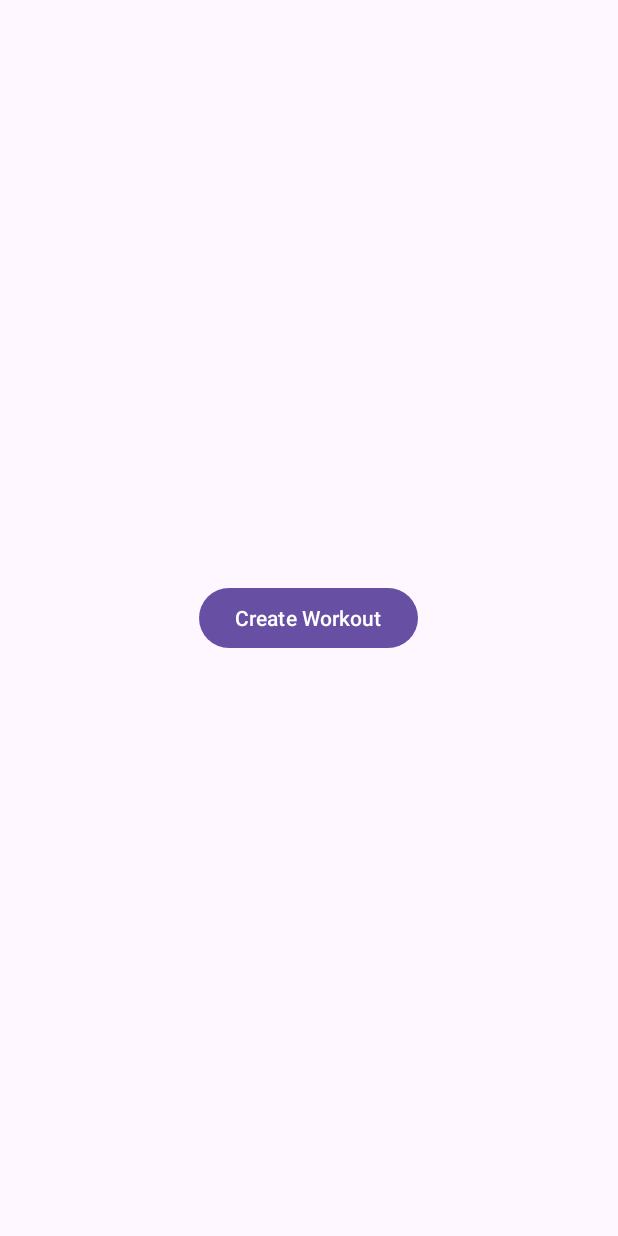
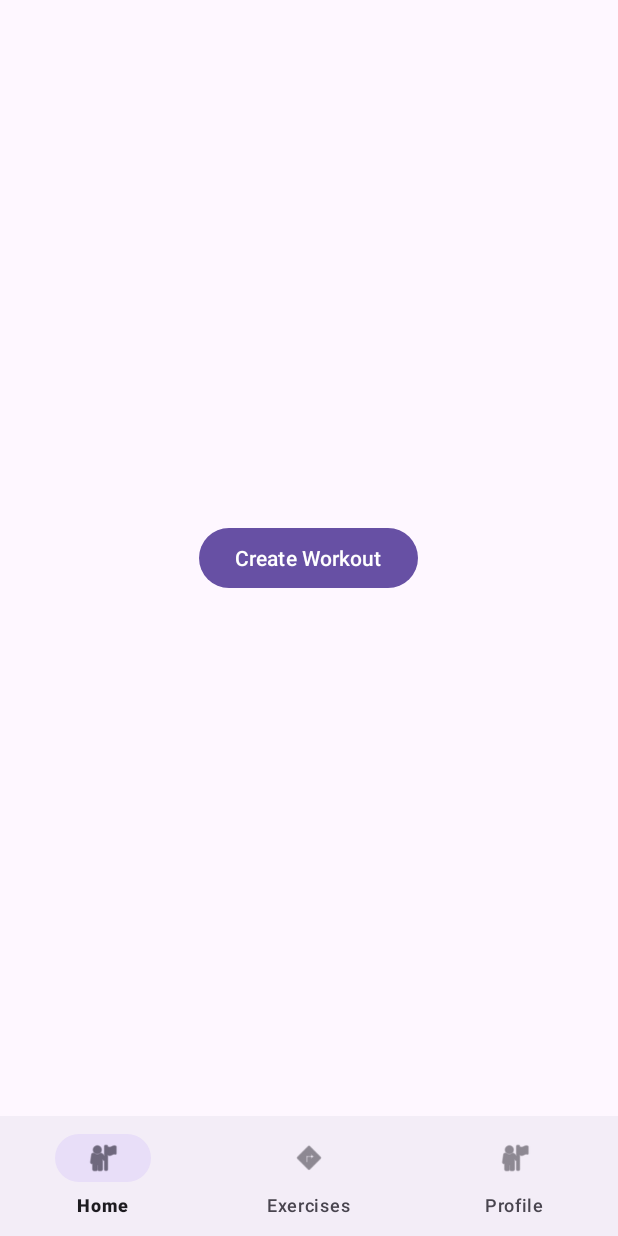
Before and after one commit to zeesshhh0/gym_workout_app, an Android app: the screen it shows after launch (MainActivity before the commit, HomeActivity after it), on a phone screen of 412 x 824 dp. Run offline under Robolectric (Android 15) with nearby library versions, the phone set to English and light mode, and no system bars.

Commit message:
Bottom Navigation is added

```diff
--- a/app/src/main/AndroidManifest.xml
+++ b/app/src/main/AndroidManifest.xml
@@ -13,7 +13,7 @@
         android:theme="@style/Theme.GymWorkout"
         tools:targetApi="31">
         <activity
-            android:name=".MainActivity"
+            android:name=".HomeActivity"
             android:exported="true">
             <intent-filter>
                 <action android:name="android.intent.action.MAIN" />
--- /dev/null
+++ b/app/src/main/java/com/example/gymworkout/HomeActivity.kt
@@ -0,0 +1,40 @@
+package com.example.gymworkout
+
+import android.os.Bundle
+import androidx.appcompat.app.AppCompatActivity
+import androidx.fragment.app.Fragment
+import com.google.android.material.bottomnavigation.BottomNavigationView
+
+class HomeActivity : AppCompatActivity() {
+
+    override fun onCreate(savedInstanceState: Bundle?) {
+        super.onCreate(savedInstanceState)
+        setContentView(R.layout.activity_home)
+
+        val bottomNav: BottomNavigationView = findViewById(R.id.bottom_navigation)
+        bottomNav.setOnNavigationItemSelectedListener(navListener)
+
+        // Load the default fragment
+        if (savedInstanceState == null) {
+            supportFragmentManager.beginTransaction().replace(R.id.fragment_container,
+                HomeFragment()).commit()
+        }
+    }
+
+    private val navListener = BottomNavigationView.OnNavigationItemSelectedListener { item ->
+        var selectedFragment: Fragment? = null
+
+        when (item.itemId) {
+            R.id.navigation_home -> selectedFragment = HomeFragment()
+            R.id.navigation_exercises -> selectedFragment = ExercisesFragment()
+            R.id.navigation_profile -> selectedFragment = ProfileFragment()
+        }
+
+        if (selectedFragment != null) {
+            supportFragmentManager.beginTransaction().replace(R.id.fragment_container,
+                selectedFragment).commit()
+        }
+
+        true
+    }
+}
--- /dev/null
+++ b/app/src/main/java/com/example/gymworkout/HomeFragment.kt
@@ -0,0 +1,28 @@
+package com.example.gymworkout
+
+import android.content.Intent
+import android.os.Bundle
+import android.view.LayoutInflater
+import android.view.View
+import android.view.ViewGroup
+import android.widget.Button
+import androidx.fragment.app.Fragment
+
+class HomeFragment : Fragment() {
+
+    override fun onCreateView(
+        inflater: LayoutInflater,
+        container: ViewGroup?,
+        savedInstanceState: Bundle?
+    ): View? {
+        val view = inflater.inflate(R.layout.fragment_home, container, false)
+
+        val buttonCreateWorkout: Button = view.findViewById(R.id.buttonCreateWorkout)
+        buttonCreateWorkout.setOnClickListener {
+            val intent = Intent(activity, WorkoutActivity::class.java)
+            startActivity(intent)
+        }
+
+        return view
+    }
+}
--- a/app/src/main/java/com/example/gymworkout/MainActivity.kt
+++ /dev/null
@@ -1,20 +0,0 @@
-package com.example.gymworkout
-
-import android.content.Intent
-import android.os.Bundle
-import android.widget.Button
-import androidx.appcompat.app.AppCompatActivity
-
-class MainActivity : AppCompatActivity() {
-
-    override fun onCreate(savedInstanceState: Bundle?) {
-        super.onCreate(savedInstanceState)
-        setContentView(R.layout.activity_main)
-
-        val buttonCreateWorkout: Button = findViewById(R.id.buttonCreateWorkout)
-        buttonCreateWorkout.setOnClickListener {
-            val intent = Intent(this, WorkoutActivity::class.java)
-            startActivity(intent)
-        }
-    }
-}
--- /dev/null
+++ b/app/src/main/res/layout/activity_home.xml
@@ -0,0 +1,22 @@
+<?xml version="1.0" encoding="utf-8"?>
+<RelativeLayout xmlns:android="http://schemas.android.com/apk/res/android"
+    xmlns:app="http://schemas.android.com/apk/res-auto"
+    xmlns:tools="http://schemas.android.com/tools"
+    android:layout_width="match_parent"
+    android:layout_height="match_parent"
+    tools:context=".HomeActivity">
+
+    <FrameLayout
+        android:id="@+id/fragment_container"
+        android:layout_width="match_parent"
+        android:layout_height="match_parent"
+        android:layout_above="@+id/bottom_navigation" />
+
+    <com.google.android.material.bottomnavigation.BottomNavigationView
+        android:id="@+id/bottom_navigation"
+        android:layout_width="match_parent"
+        android:layout_height="wrap_content"
+        android:layout_alignParentBottom="true"
+        app:menu="@menu/bottom_nav_menu" />
+
+</RelativeLayout>
--- a/app/src/main/res/layout/activity_main.xml
+++ b/app/src/main/res/layout/fragment_home.xml
@@ -1,10 +1,7 @@
 <?xml version="1.0" encoding="utf-8"?>
 <RelativeLayout xmlns:android="http://schemas.android.com/apk/res/android"
-    xmlns:tools="http://schemas.android.com/tools"
     android:layout_width="match_parent"
-    android:layout_height="match_parent"
-    android:padding="16dp"
-    tools:context=".MainActivity">
+    android:layout_height="match_parent">
 
     <Button
         android:id="@+id/buttonCreateWorkout"
--- /dev/null
+++ b/app/src/main/res/menu/bottom_nav_menu.xml
@@ -0,0 +1,19 @@
+<?xml version="1.0" encoding="utf-8"?>
+<menu xmlns:android="http://schemas.android.com/apk/res/android">
+
+    <item
+        android:id="@+id/navigation_home"
+        android:icon="@android:drawable/ic_menu_myplaces"
+        android:title="Home" />
+
+    <item
+        android:id="@+id/navigation_exercises"
+        android:icon="@android:drawable/ic_menu_directions"
+        android:title="Exercises" />
+
+    <item
+        android:id="@+id/navigation_profile"
+        android:icon="@android:drawable/ic_menu_myplaces"
+        android:title="Profile" />
+
+</menu>
```
Also changed, not shown: app/src/main/java/com/example/gymworkout/ExercisesFragment.kt (added, +44 -0 lines), app/src/main/java/com/example/gymworkout/ProfileFragment.kt (added, +36 -0 lines), app/src/main/res/layout/fragment_exercises.xml (added, +13 -0 lines), app/src/main/res/layout/fragment_profile.xml (added, +24 -0 lines), app/src/main/res/layout/item_exercise_for_excercise_list.xml (deleted, +0 -48 lines).
